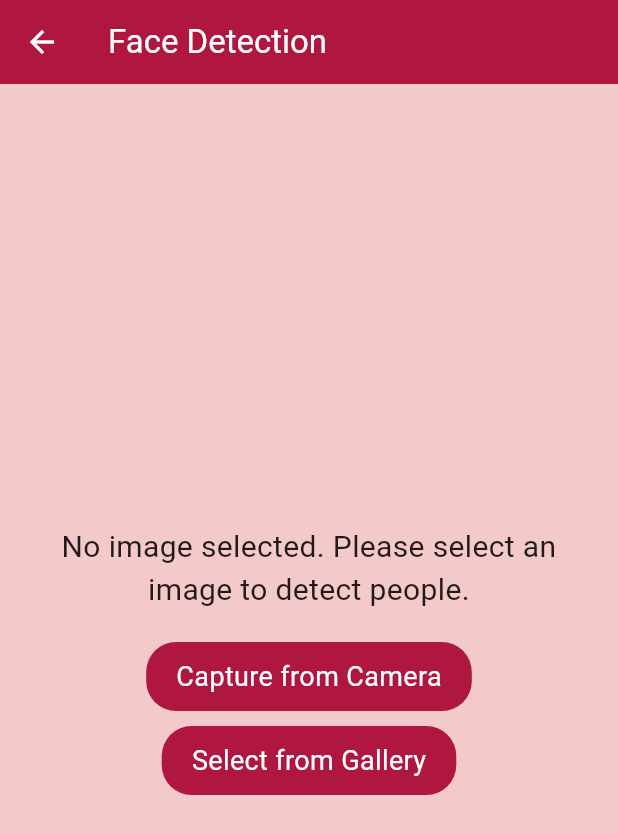
After one commit to harispathan03/ai-playground, a Flutter app: the FaceDetectionPage screen opened directly, after a tap on "Capture from Camera", on a phone screen of 412 x 824 dp. The commit adds this screen. Shown: the top 834 px of the screen. Run offline on Flutter 3.47's test engine with Material 3 defaults, Android fonts, the phone set to English and light mode, and no system bars; our stand-ins replace image_picker, sqflite; missing offline and left inert: google_mlkit_face_detection; accounts and stored records are empty.

Commit message:
Functionality of counting people though image added

```diff
--- a/lib/main.dart
+++ b/lib/main.dart
@@ -2,6 +2,8 @@ import 'package:ai_playground/pages/home_page.dart';
 import 'package:ai_playground/util/colors.dart';
 import 'package:flutter/material.dart';
 import 'package:provider/provider.dart';
+
+import 'view_model/face_detection_viewmodel.dart';
 
 void main() {
   runApp(const MyApp());
@@ -14,8 +16,10 @@ class MyApp extends StatelessWidget {
   @override
   Widget build(BuildContext context) {
     return MultiProvider(
-      providers: const [
-        //
+      providers: [
+        ChangeNotifierProvider(create: (_) => FaceDetectionModel()),
+        // ChangeNotifierProvider(create: (_) => FaceRecognitionModel()),
+        // ChangeNotifierProvider(create: (_) => EmotionDetectionModel()),
       ],
       child: MaterialApp(
         title: 'AI Playground',
--- /dev/null
+++ b/lib/pages/face_detection_page.dart
@@ -0,0 +1,81 @@
+import 'package:ai_playground/util/colors.dart';
+import 'package:ai_playground/view_model/face_detection_viewmodel.dart';
+import 'package:ai_playground/widget/custom_button.dart';
+import 'package:flutter/material.dart';
+import 'package:image_picker/image_picker.dart';
+import 'package:provider/provider.dart';
+
+class FaceDetectionPage extends StatefulWidget {
+  const FaceDetectionPage({super.key});
+
+  @override
+  State<FaceDetectionPage> createState() => _FaceDetectionPageState();
+}
+
+class _FaceDetectionPageState extends State<FaceDetectionPage> {
+  late FaceDetectionModel viewModel;
+
+  @override
+  void initState() {
+    viewModel = context.read<FaceDetectionModel>();
+    super.initState();
+  }
+
+  @override
+  Widget build(BuildContext context) {
+    return Scaffold(
+      backgroundColor: lightPinkColor,
+      appBar: AppBar(
+        title: const Text(
+          'Face Detection',
+          style: TextStyle(color: white),
+        ),
+        foregroundColor: white,
+        backgroundColor: darkPinkColor,
+      ),
+      body: Padding(
+        padding: const EdgeInsets.symmetric(horizontal: 20),
+        child: Center(
+          child: Column(
+            mainAxisAlignment: MainAxisAlignment.center,
+            children: [
+              Consumer<FaceDetectionModel>(
+                builder: (context, viewModel, child) {
+                  return viewModel.isLoading
+                      ? const CircularProgressIndicator(color: darkPinkColor)
+                      : viewModel.count == null
+                          ? const Text(
+                              "No image selected. Please select an image to detect people.",
+                              textAlign: TextAlign.center,
+                              style: TextStyle(
+                                  fontSize: 20, fontWeight: FontWeight.w400))
+                          : Row(
+                              mainAxisAlignment: MainAxisAlignment.center,
+                              children: [
+                                const Text("People detected: ",
+                                    style: TextStyle(
+                                        fontSize: 20,
+                                        fontWeight: FontWeight.w400)),
+                                Text(viewModel.count.toString(),
+                                    style: const TextStyle(
+                                        fontSize: 20,
+                                        fontWeight: FontWeight.w500)),
+                              ],
+                            );
+                },
+              ),
+              const SizedBox(height: 20),
+              InkWell(
+                  onTap: () => viewModel.processImage(ImageSource.camera),
+                  child: const CustomButton(text: "Capture from Camera")),
+              const SizedBox(height: 10),
+              InkWell(
+                  onTap: () => viewModel.processImage(ImageSource.gallery),
+                  child: const CustomButton(text: 'Select from Gallery')),
+            ],
+          ),
+        ),
+      ),
+    );
+  }
+}
--- /dev/null
+++ b/lib/view_model/face_detection_viewmodel.dart
@@ -0,0 +1,39 @@
+import 'package:flutter/foundation.dart';
+import 'package:google_mlkit_face_detection/google_mlkit_face_detection.dart';
+import 'package:image_picker/image_picker.dart';
+
+class FaceDetectionModel extends ChangeNotifier {
+  int? count;
+  bool isLoading = false;
+  final FaceDetector faceDetector =
+      FaceDetector(options: FaceDetectorOptions(enableTracking: true));
+
+  Future<void> processImage(ImageSource source) async {
+    final ImagePicker picker = ImagePicker();
+    final XFile? photo = await picker.pickImage(source: source);
+    setLoading(true);
+    await detectFaces(photo);
+    setLoading(false);
+  }
+
+  Future<void> detectFaces(XFile? imageFile) async {
+    if (imageFile == null) return;
+    final inputImage = InputImage.fromFilePath(imageFile.path);
+    final List<Face> faces = await faceDetector.processImage(inputImage);
+    count = faces.length;
+    notifyListeners();
+    // Handle the detected faces
+    // for (Face face in faces) {
+    //   // Get the bounding box of the face
+    //   final Rect boundingBox = face.boundingBox;
+
+    //   // You can also get other properties of the face, such as landmarks
+    //   // Example: final FaceLandmark leftEye = face.landmarks[FaceLandmarkType.leftEye];
+    // }
+  }
+
+  void setLoading(bool value) {
+    isLoading = value;
+    notifyListeners();
+  }
+}
```
